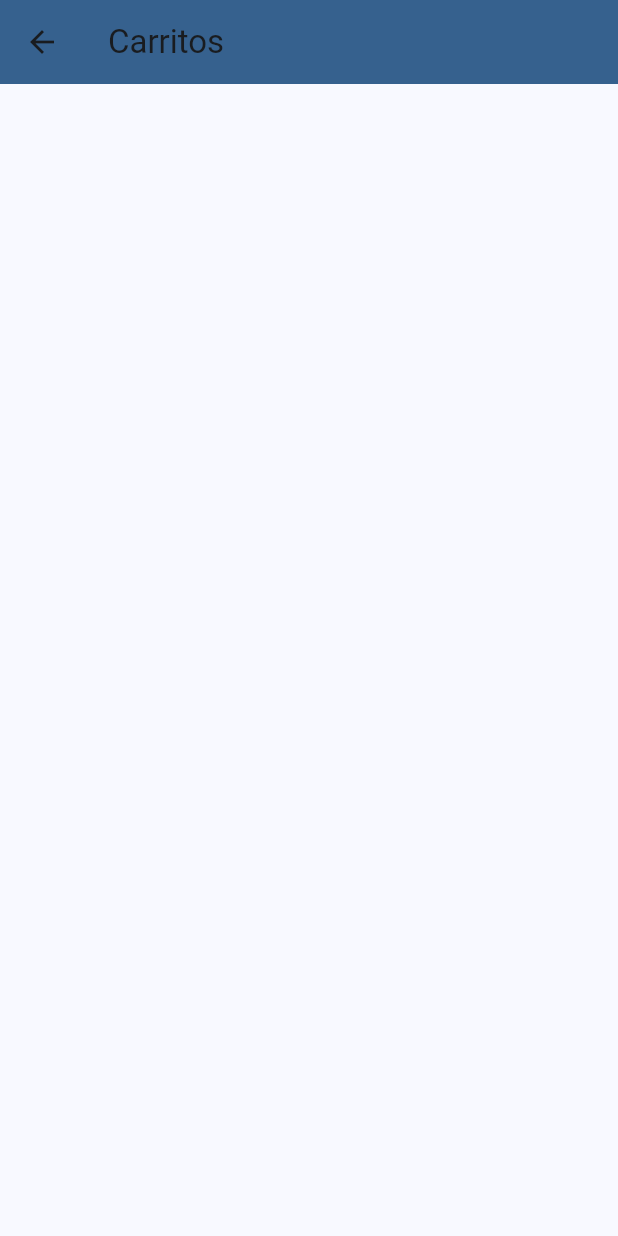
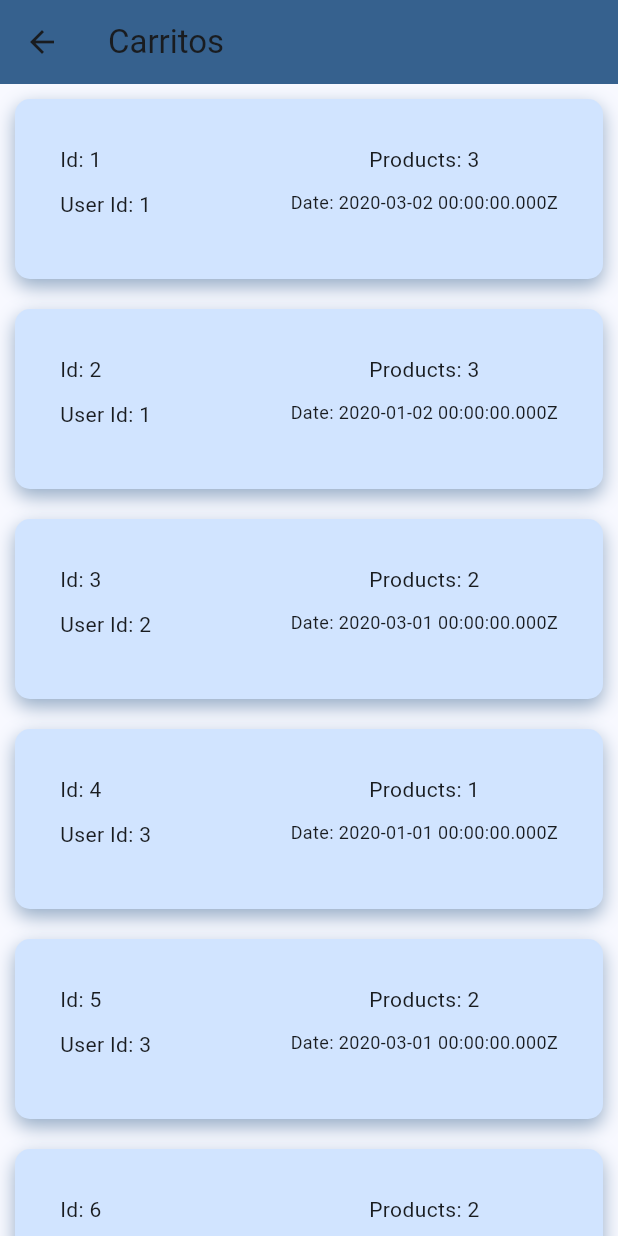
Before and after one commit to santozzi/lab4tp2, a Flutter app: the CartsScreen screen opened by its route, on a phone screen of 412 x 824 dp. Run offline on Flutter 3.47's test engine with Material 3 defaults, Android fonts, the phone set to English and light mode, and no system bars; our stand-ins replace shared_preferences; accounts and stored records are empty.

Commit message:
Carts Screen funcional

```diff
--- a/lib/domain/entities/carts_entity.dart
+++ b/lib/domain/entities/carts_entity.dart
@@ -4,13 +4,13 @@ class CartsEntity {
   final int id;
   final int userId;
   final DateTime date;
-  // final List<ProductsCartEntity> products;
+  final List<ProductsCartEntity> products;
 
 
   CartsEntity({
     required this.id,
     required this.userId,
     required this.date,
-    // required this.products,
+    required this.products,
   });
 }
--- a/lib/domain/entities/products_cart_entity.dart
+++ b/lib/domain/entities/products_cart_entity.dart
@@ -6,4 +6,11 @@ class ProductsCartEntity {
     required this.productId,
     required this.quantity,
   });
+
+  factory ProductsCartEntity.fromJson(Map<String, dynamic> json) {
+    return ProductsCartEntity(
+      productId: json['productId'] as int,
+      quantity: json['quantity'] as int,
+    );
+  }
 }
--- a/lib/infrastrucure/models/carts_model.dart
+++ b/lib/infrastrucure/models/carts_model.dart
@@ -5,27 +5,29 @@ class CartsModel {
   final int id;
   final int userId;
   final DateTime date;
-  // final List<ProductsCartEntity> products;
+  final List<ProductsCartEntity> products;
 
   CartsModel({
     required this.id,
     required this.userId,
     required this.date,
-    // required this.products
+    required this.products
   });
 
   factory CartsModel.fromJson(Map<String, dynamic> json) {
     return CartsModel(
       id: json['id'],
       userId: json['userId'],
-      date: DateTime.parse(json['creationAt'])
-      // products: json['products']
+      date: DateTime.parse(json['date']),
+      products: (json['products'] as List<dynamic>)
+          .map((product) => ProductsCartEntity.fromJson(product))
+          .toList(),
     );
   }
 
   CartsEntity toCartsEntity() => CartsEntity(
       id: id,
       userId: userId,
-      date: date,);
-      // products: products;
+      date: date,
+      products: products);
 }
--- a/lib/mocks/carts.mock.dart
+++ b/lib/mocks/carts.mock.dart
@@ -1,120 +1,120 @@
 // https://fakestoreapi.com/carts
+// List<Map<String, dynamic>> carts = [
+  //   {
+  //   "id": 1,
+  //   "userId": 1,
+  //   "date": "2020-03-02T00:00:00.000Z"
+  //   },
+  //   {
+  //   "id": 2,
+  //   "userId": 1,
+  //   "date": "2020-01-02T00:00:00.000Z"
+  //   }
+  // ];
 List<Map<String, dynamic>> carts = [
-    {
+  {
     "id": 1,
     "userId": 1,
-    "date": "2020-03-02T00:00:00.000Z"
-    },
-    {
+    "date": "2020-03-02T00:00:00.000Z",
+    "products": [
+      {
+        "productId": 1,
+        "quantity": 4
+      },
+      {
+        "productId": 2,
+        "quantity": 1
+      },
+      {
+        "productId": 3,
+        "quantity": 6
+      }
+    ]
+  },
+  {
     "id": 2,
     "userId": 1,
-    "date": "2020-01-02T00:00:00.000Z"
-    }
-  ];
-// List<Map<String, dynamic>> carts = [
-//   {
-//     "id": 1,
-//     "userId": 1,
-//     "date": "2020-03-02T00:00:00.000Z",
-//     "products": [
-//       {
-//         "productId": 1,
-//         "quantity": 4
-//       },
-//       {
-//         "productId": 2,
-//         "quantity": 1
-//       },
-//       {
-//         "productId": 3,
-//         "quantity": 6
-//       }
-//     ]
-//   },
-//   {
-//     "id": 2,
-//     "userId": 1,
-//     "date": "2020-01-02T00:00:00.000Z",
-//     "products": [
-//       {
-//         "productId": 2,
-//         "quantity": 4
-//       },
-//       {
-//         "productId": 1,
-//         "quantity": 10
-//       },
-//       {
-//         "productId": 5,
-//         "quantity": 2
-//       }
-//     ]
-//   },
-//   {
-//     "id": 3,
-//     "userId": 2,
-//     "date": "2020-03-01T00:00:00.000Z",
-//     "products": [
-//       {
-//         "productId": 1,
-//         "quantity": 2
-//       },
-//       {
-//         "productId": 9,
-//         "quantity": 1
-//       }
-//     ]
-//   },
-//   {
-//     "id": 4,
-//     "userId": 3,
-//     "date": "2020-01-01T00:00:00.000Z",
-//     "products": [
-//       {
-//         "productId": 1,
-//         "quantity": 4
-//       }
-//     ]
-//   },
-//   {
-//     "id": 5,
-//     "userId": 3,
-//     "date": "2020-03-01T00:00:00.000Z",
-//     "products": [
-//       {
-//         "productId": 7,
-//         "quantity": 1
-//       },
-//       {
-//         "productId": 8,
-//         "quantity": 1
-//       }
-//     ]
-//   },
-//   {
-//     "id": 6,
-//     "userId": 4,
-//     "date": "2020-03-01T00:00:00.000Z",
-//     "products": [
-//       {
-//         "productId": 10,
-//         "quantity": 2
-//       },
-//       {
-//         "productId": 12,
-//         "quantity": 3
-//       }
-//     ]
-//   },
-//   {
-//     "id": 7,
-//     "userId": 8,
-//     "date": "2020-03-01T00:00:00.000Z",
-//     "products": [
-//       {
-//         "productId": 18,
-//         "quantity": 1
-//       }
-//     ]
-//   }
-// ];
+    "date": "2020-01-02T00:00:00.000Z",
+    "products": [
+      {
+        "productId": 2,
+        "quantity": 4
+      },
+      {
+        "productId": 1,
+        "quantity": 10
+      },
+      {
+        "productId": 5,
+        "quantity": 2
+      }
+    ]
+  },
+  {
+    "id": 3,
+    "userId": 2,
+    "date": "2020-03-01T00:00:00.000Z",
+    "products": [
+      {
+        "productId": 1,
+        "quantity": 2
+      },
+      {
+        "productId": 9,
+        "quantity": 1
+      }
+    ]
+  },
+  {
+    "id": 4,
+    "userId": 3,
+    "date": "2020-01-01T00:00:00.000Z",
+    "products": [
+      {
+        "productId": 1,
+        "quantity": 4
+      }
+    ]
+  },
+  {
+    "id": 5,
+    "userId": 3,
+    "date": "2020-03-01T00:00:00.000Z",
+    "products": [
+      {
+        "productId": 7,
+        "quantity": 1
+      },
+      {
+        "productId": 8,
+        "quantity": 1
+      }
+    ]
+  },
+  {
+    "id": 6,
+    "userId": 4,
+    "date": "2020-03-01T00:00:00.000Z",
+    "products": [
+      {
+        "productId": 10,
+        "quantity": 2
+      },
+      {
+        "productId": 12,
+        "quantity": 3
+      }
+    ]
+  },
+  {
+    "id": 7,
+    "userId": 8,
+    "date": "2020-03-01T00:00:00.000Z",
+    "products": [
+      {
+        "productId": 18,
+        "quantity": 1
+      }
+    ]
+  }
+];
--- a/lib/presentation/providers/carts_provider.dart
+++ b/lib/presentation/providers/carts_provider.dart
@@ -11,8 +11,8 @@ class CartsProvider extends ChangeNotifier {
   CartsEntity cart = CartsEntity(
       id: 0,
       userId: 0,
-      date: DateTime.now());
-      // products: []);
+      date: DateTime.now(),
+      products: []);
   CartsProvider({required this.cartsRepository});
 
   Future<void> getCarts() async {
@@ -21,10 +21,11 @@ class CartsProvider extends ChangeNotifier {
     notifyListeners();
   }
 
-  Future<CartsEntity> getCart(int id) async {
+  Future<void> getCart(int id) async {
     cart = await cartsRepository.getCart(id);
 
-    return cart;
+
+    notifyListeners();
   }
 
 }
--- a/lib/presentation/widgets/carts_card.dart
+++ b/lib/presentation/widgets/carts_card.dart
@@ -49,11 +49,11 @@ class CartsCard extends StatelessWidget {
           // Right Column (Products.lenght, Date)
           Column(
             children: [
-              // Text(
-              //   'Products: ${cart.products.length}',
-              //    style: const TextStyle(fontSize: 14),
-              // ),
-              // const SizedBox(height: 10),
+              Text(
+                'Products: ${cart.products.length}',
+                 style: const TextStyle(fontSize: 14),
+              ),
+              const SizedBox(height: 10),
               Text(
                 'Date: ${cart.date}',
                  style: const TextStyle(fontSize: 12),
```
